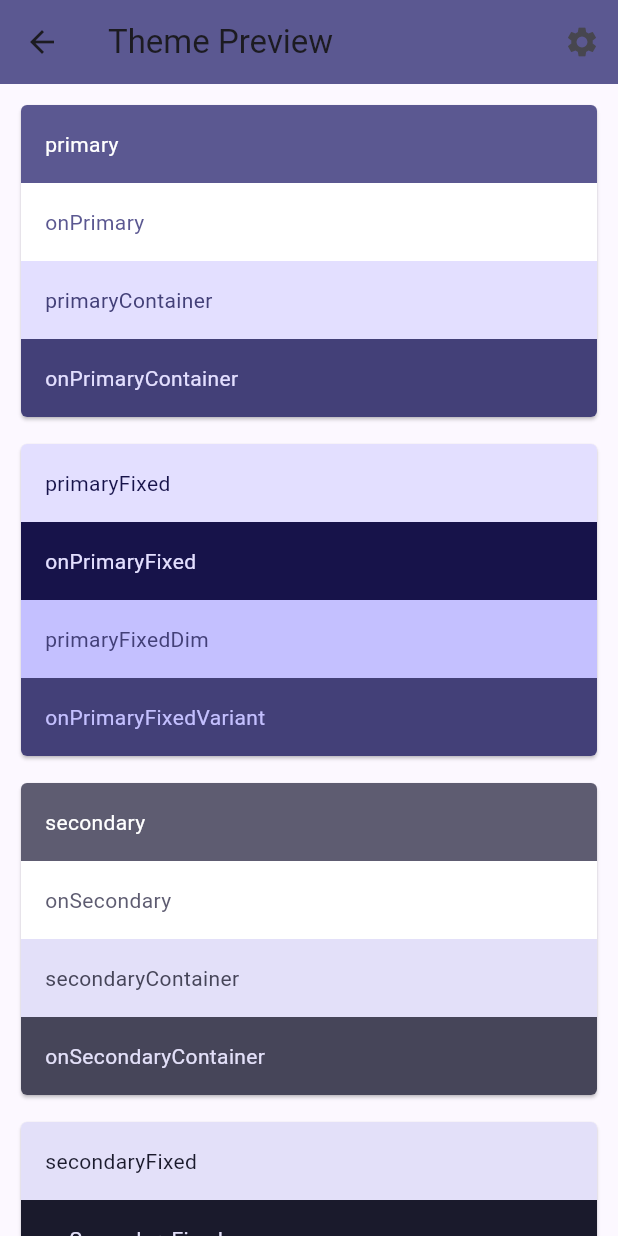
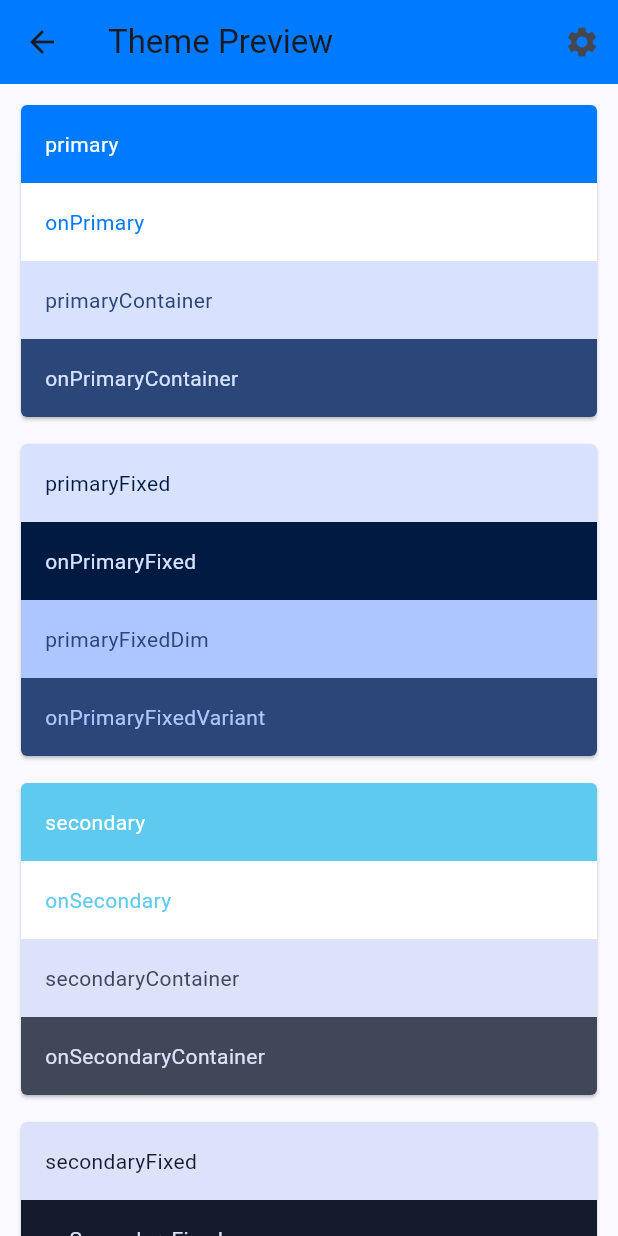
Before and after one commit to etnet-robingeng/test_flutter_package, a Flutter app: the screen it shows after launch, after a tap on the "settings" icon, after a tap on "Theme Preview", on a phone screen of 412 x 824 dp. Run offline on Flutter 3.47's test engine with Material 3 defaults, Android fonts, the phone set to English and light mode, and no system bars; missing offline and left inert: single_child_two_dimensional_scroll_view; Roboto replaces fonts that are missing (PingFangTC).

Commit message:
fix theme modal bugs

```diff
--- a/example/lib/controllers/theme_controller.dart
+++ b/example/lib/controllers/theme_controller.dart
@@ -2,7 +2,7 @@ import 'package:flutter/material.dart';
 import 'package:app_family_materials/family_themes.dart';
 import 'package:app_family_materials/family_colors.dart';
 class ThemeController {
-  static final ValueNotifier<FamilyThemes> themeNotifier = ValueNotifier(FamilyThemes.getTheme(FamilyColorScheme.violet500, FamilyColorsIndex.c500, Brightness.light));
+  static final ValueNotifier<FamilyThemes> themeNotifier = ValueNotifier(FamilyThemes.getTheme(FamilyColorScheme.system500, FamilyColorsIndex.c500, Brightness.light));
 
   static void changeTheme(FamilyThemes newTheme) {
     themeNotifier.value = newTheme;
--- a/example/lib/sections/theme_preview.dart
+++ b/example/lib/sections/theme_preview.dart
@@ -9,11 +9,8 @@ class ThemePreview extends StatelessWidget {
 
   @override
   Widget build(BuildContext context) {
-    final scaffoldKey = GlobalKey<ScaffoldState>();
-
     return Scaffold(
-      key: scaffoldKey,
-      appBar: ThemeAppBar(title: 'Theme Preview', scaffoldKey: scaffoldKey),
+      appBar: ThemeAppBar(title: 'Theme Preview'),
       body: ColorSchemeView(colorScheme: Theme.of(context).colorScheme),
     );
   }
@@ -21,8 +18,8 @@ class ThemePreview extends StatelessWidget {
 
 class ThemeAppBar extends StatelessWidget implements PreferredSizeWidget {
   final String title;
-  final GlobalKey<ScaffoldState> scaffoldKey;
-  const ThemeAppBar({super.key, this.title = '', required this.scaffoldKey});
+  final GlobalKey<ScaffoldState>? scaffoldKey;
+  const ThemeAppBar({super.key, this.title = '', this.scaffoldKey});
 
   @override
   Widget build(BuildContext context) {
@@ -37,9 +34,17 @@ class ThemeAppBar extends StatelessWidget implements PreferredSizeWidget {
     return IconButton(
       icon: const Icon(Icons.settings),
       onPressed: () {
-        scaffoldKey.currentState?.showBottomSheet(
-          (context) => const SettingsModal(),
-        );
+        if (scaffoldKey != null) {
+          scaffoldKey?.currentState?.showBottomSheet(
+            enableDrag: true,
+            (context) => const SettingsModal(),
+          );
+        } else {
+          showModalBottomSheet(
+            context: context,
+            builder: (context) => const SettingsModal(),
+          );
+        }
       },
     );
   }
@@ -273,6 +278,12 @@ class ColorSchemeView extends StatelessWidget {
             colorScheme.inverseSurface,
             colorScheme.onInverseSurface,
           ),
+        ],
+      ),
+      ColorGroup(
+        children: <ColorChip>[
+          ColorChip('warning', ThemeController.currentTheme.warning, null),
+          ColorChip('success', ThemeController.currentTheme.success, null),
         ],
       ),
     ];
--- a/lib/family_themes.dart
+++ b/lib/family_themes.dart
@@ -50,6 +50,9 @@ class FamilyThemes {
         primarySwatch: Colors.yellow,
         colorScheme: ColorScheme.fromSeed(
           seedColor: primaryColor,
+          primary: primaryColor,
+          secondary: FamilyColors.secondaryColors[index.rawValue] ?? FamilyColors.secondary500,
+          error: FamilyColors.errorColors[index.rawValue] ?? FamilyColors.error500,
           brightness: brightness,
         ),
         canvasColor: FamilyColors.neutral50,
@@ -71,34 +74,4 @@ class FamilyThemes {
       success: FamilyColors.successColors[index.rawValue] ?? FamilyColors.success500,
     );
   }
-
-  static FamilyThemes nor = FamilyThemes(
-    theme: ThemeData(
-      primarySwatch: Colors.yellow,
-      textTheme: textTheme,
-      colorScheme: ColorScheme.fromSeed(
-        seedColor: Colors.pink,
-        brightness: Brightness.dark,
-        primary: FamilyColors.primary500,
-      ),
-      canvasColor: FamilyColors.neutral50,
-      highlightColor: Colors.transparent,
-      splashColor: Colors.transparent,
-      disabledColor: FamilyColors.neutral100,
-      cardTheme: CardThemeData(shape: RoundedRectangleBorder(borderRadius: BorderRadius.circular(4.0))),
-      /* *
-       Card(
-          shape: Theme.of(context).cardTheme.shape,
-          child: const SizedBox(...),
-          ),
-    * */
-    ),
-    colorScheme: FamilyColors.primary500,
-    index: 500,
-    primary: FamilyColors.primary500,
-    secondary: FamilyColors.secondary500,
-    error: FamilyColors.error500,
-    warning: FamilyColors.warning500,
-    success: FamilyColors.success500,
-  );
 }
```
